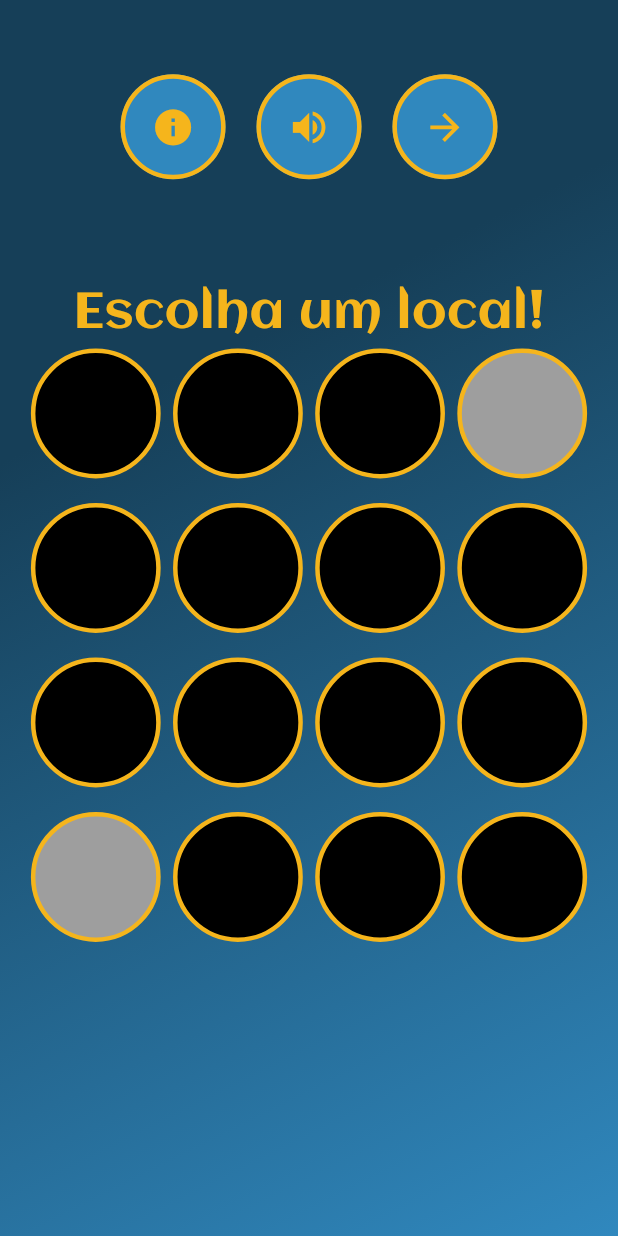
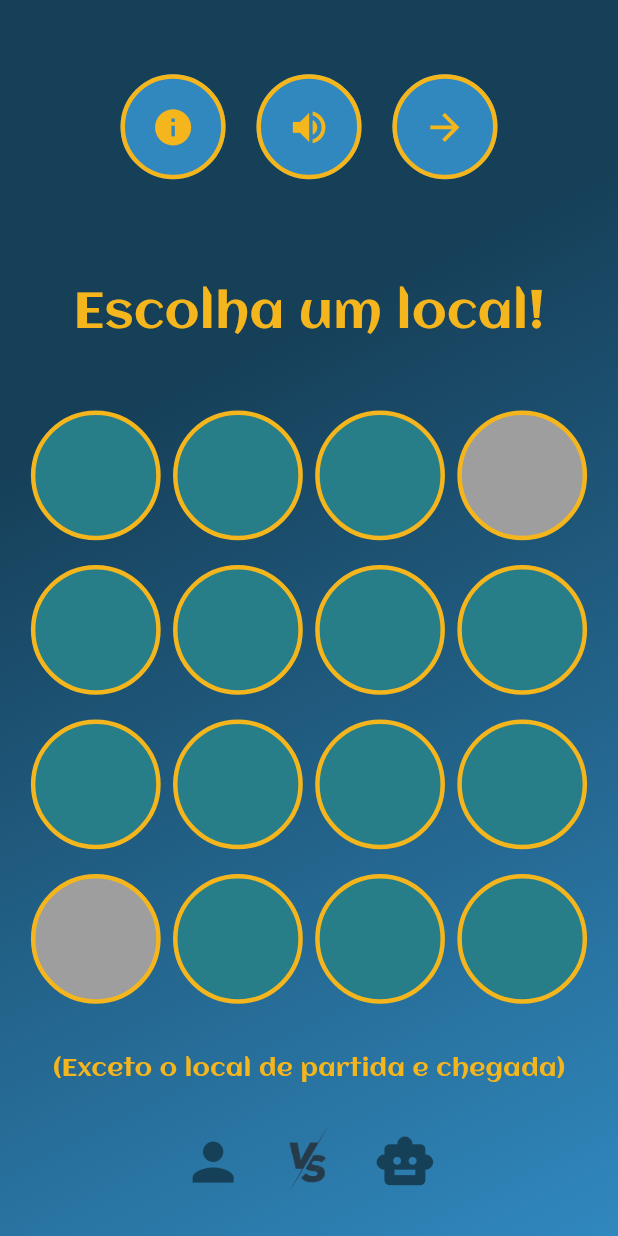
Before and after one commit to anawcarol/Jogo-dos-caminhos, a Flutter app: the LocationSelectionScreen screen opened directly, on a phone screen of 412 x 824 dp. Run offline on Flutter 3.47's test engine with Material 3 defaults, Android fonts, the phone set to English and light mode, and no system bars.

Commit message:
estilizando game screen

```diff
--- a/jogo_dos_caminhos/lib/components/game_screen.dart
+++ b/jogo_dos_caminhos/lib/components/game_screen.dart
@@ -12,7 +12,7 @@ class GameScreen extends StatefulWidget {
 
 class _GameScreenState extends State<GameScreen> {
   // Lista de bolas (4 verdes e 4 vermelhas)
-  List<Color> balls = [Colors.green, Colors.green, Colors.green, Colors.green, Colors.red, Colors.red, Colors.red, Colors.red];
+  List<Color> balls = [Colors.green, Colors.green, Colors.green, Colors.red, Colors.red, Colors.red];
 
   // Cor atual da bola sorteada
   Color ballColor = Colors.green;
--- a/jogo_dos_caminhos/lib/components/solo_game.dart
+++ b/jogo_dos_caminhos/lib/components/solo_game.dart
@@ -1,78 +1,62 @@
 import 'package:flutter/material.dart';
 import 'game_screen.dart'; // Importa a tela do jogo para navegação.
+import 'package:jogo_dos_caminhos/components/info_screen.dart';
 
 class LocationSelectionScreen extends StatefulWidget {
-  // Declaração de uma tela com estado mutável (StatefulWidget).
   @override
-  _LocationSelectionScreenState createState() =>
-      _LocationSelectionScreenState(); // Cria o estado associado ao widget.
+  _LocationSelectionScreenState createState() => _LocationSelectionScreenState();
 }
 
 class _LocationSelectionScreenState extends State<LocationSelectionScreen> {
-  // Define o estado da tela.
-
-  // Lista de locais selecionados. Inicialmente, todos estão desmarcados (false).
   List<bool> selectedLocations = List.generate(16, (index) => false);
-
-  // Índices de locais restritos (não interativos), representando "1D" e "4A".
   final List<int> restrictedIndices = [3, 12];
 
   @override
   Widget build(BuildContext context) {
-    // Recupera a altura e a largura da tela para calcular dimensões responsivas.
     final screenHeight = MediaQuery.of(context).size.height;
     final screenWidth = MediaQuery.of(context).size.width;
 
     return Scaffold(
-      // Scaffold fornece a estrutura básica para a tela, como fundo e layout.
       body: Container(
-        // Container principal com um gradiente de fundo.
         decoration: const BoxDecoration(
           gradient: LinearGradient(
-            colors: [Color(0xFF163F58), Color(0xFF3088BE)], // Cores do gradiente.
-            stops: [0.3, 1.0], // Posição das cores no gradiente.
-            begin: Alignment.topLeft, // Início do gradiente.
-            end: Alignment.bottomRight, // Final do gradiente.
+            colors: [Color(0xFF163F58), Color(0xFF3088BE)],
+            stops: [0.3, 1.0],
+            begin: Alignment.topLeft,
+            end: Alignment.bottomRight,
           ),
         ),
         child: SafeArea(
-          // Garante que o conteúdo não seja exibido sob áreas seguras, como o notch.
           child: Column(
-            // Disposição vertical dos widgets.
             children: [
               // Botões superiores de navegação.
               Padding(
                 padding: EdgeInsets.symmetric(
-                  vertical: screenHeight * 0.06, // Espaçamento vertical.
-                  horizontal: screenWidth * 0.02, // Espaçamento horizontal.
+                  vertical: screenHeight * 0.06,
+                  horizontal: screenWidth * 0.02,
                 ),
                 child: Row(
                   mainAxisAlignment: MainAxisAlignment.center,
-                  // Centraliza os botões.
                   children: [
                     _buildNavigationButton(
-                      // Botão de informações.
                       icon: Icons.info,
                       onPressed: () {
-                        // Função a ser executada ao pressionar (a ser implementada).
+                        Navigator.push(
+                          context,
+                          MaterialPageRoute(builder: (context) => GameInfoScreen()),
+                        );
                       },
                     ),
-                    SizedBox(width: screenWidth * 0.05), // Espaçamento horizontal.
+                    SizedBox(width: screenWidth * 0.05),
                     _buildNavigationButton(
-                      // Botão de som.
                       icon: Icons.volume_up,
-                      onPressed: () {
-                        // Função para alternar som (a ser implementada).
-                      },
+                      onPressed: () {},
                     ),
-                    SizedBox(width: screenWidth * 0.05), // Espaçamento horizontal.
+                    SizedBox(width: screenWidth * 0.05),
                     _buildNavigationButton(
-                      // Botão de avançar.
                       icon: Icons.arrow_forward,
                       onPressed: selectedLocations.any((selected) => selected)
-                          // Só avança se algum local estiver selecionado.
                           ? () {
-                              // Navega para a tela de jogo, passando os locais selecionados.
                               Navigator.push(
                                 context,
                                 MaterialPageRoute(
@@ -82,74 +66,113 @@ class _LocationSelectionScreenState extends State<LocationSelectionScreen> {
                                 ),
                               );
                             }
-                          : () {}, // Faz nada se nenhum local estiver selecionado.
+                          : () {},
                     ),
                   ],
                 ),
               ),
-
-              // Título da página.
               Padding(
                 padding: EdgeInsets.only(top: screenHeight * 0.02),
                 child: Text(
-                  'Escolha um local!', // Texto do título.
+                  'Escolha um local!',
                   style: TextStyle(
-                    color: const Color(0xFFF5B51C), // Cor do texto.
-                    fontSize: screenWidth * 0.08, // Tamanho do texto.
-                    fontFamily: 'Aclonica', // Fonte personalizada.
+                    color: const Color(0xFFF5B51C),
+                    fontSize: screenWidth * 0.08,
+                    fontFamily: 'Aclonica',
                   ),
                 ),
               ),
-
-              // Grade de locais (16 no total).
+              SizedBox(height: screenHeight * 0.05),
               Expanded(
-                // O grid ocupa o restante do espaço vertical disponível.
                 child: Padding(
                   padding: EdgeInsets.symmetric(horizontal: screenWidth * 0.05),
                   child: GridView.builder(
-                    // Constrói a grade dinamicamente.
                     gridDelegate: SliverGridDelegateWithFixedCrossAxisCount(
-                      crossAxisCount: 4, // 4 colunas.
-                      crossAxisSpacing: screenWidth * 0.02, // Espaçamento horizontal.
-                      mainAxisSpacing: screenHeight * 0.02, // Espaçamento vertical.
+                      crossAxisCount: 4,
+                      crossAxisSpacing: screenWidth * 0.02,
+                      mainAxisSpacing: screenHeight * 0.02,
                     ),
-                    itemCount: 16, // Total de locais.
+                    itemCount: 16,
                     itemBuilder: (context, index) {
-                      bool isRestricted =
-                          restrictedIndices.contains(index); // Verifica se é restrito.
-
+                      bool isRestricted = restrictedIndices.contains(index);
                       return GestureDetector(
-                        // Detecta interações do usuário.
                         onTap: isRestricted
-                            ? null // Se for restrito, não faz nada.
+                            ? null
                             : () {
                                 setState(() {
-                                  // Atualiza o estado para marcar apenas o local atual.
-                                  for (int i = 0;
-                                      i < selectedLocations.length;
-                                      i++) {
+                                  for (int i = 0; i < selectedLocations.length; i++) {
                                     selectedLocations[i] = i == index;
                                   }
                                 });
                               },
                         child: AnimatedContainer(
-                          // Container animado para mudanças visuais suaves.
-                          duration: const Duration(milliseconds: 300), // Duração da animação.
+                          duration: const Duration(milliseconds: 300),
                           decoration: BoxDecoration(
-                            // Aparência do local.
                             color: selectedLocations[index]
-                                ? Colors.green // Verde se selecionado.
+                                ? Colors.green
                                 : (isRestricted
-                                    ? Colors.grey // Cinza se restrito.
-                                    : Colors.black), // Preto por padrão.
-                            shape: BoxShape.circle, // Forma circular.
+                                    ? Colors.grey
+                                    : const Color.fromARGB(255, 39, 126, 136)),
+                            shape: BoxShape.circle,
                             border: Border.all(
-                                color: const Color(0xFFF5B51C), width: 3), // Borda dourada.
+                              color: const Color(0xFFF5B51C),
+                              width: 3,
+                            ),
                           ),
                         ),
                       );
                     },
                   ),
+                ),
+              ),
+
+              Padding(
+                padding: EdgeInsets.only(top: screenHeight * 0.02),
+                child: Text(
+                  '(Exceto o local de partida e chegada)',
+                  style: TextStyle(
+                    color: const Color(0xFFF5B51C),
+                    fontSize: screenWidth * 0.04,
+                    fontFamily: 'Aclonica',
+                  ),
+                ),
+              ),
+             SizedBox(height: screenHeight * 0.02),
+              // Ícones no final da página.
+              Padding(
+                padding: EdgeInsets.only(bottom: screenHeight * 0.02),
+                child: Row(
+                  mainAxisSize: MainAxisSize.min,
+                  mainAxisAlignment: MainAxisAlignment.center,
+                  children: [
+                    Flexible(
+                      flex: 2,
+                      child: Icon(
+                        Icons.person,
+                        size: screenWidth * 0.10,
+                        color: const Color(0xFF163F58),
+                      ),
+                    ),
+                    SizedBox(width: screenWidth * 0.03),
+                    Flexible(
+                      flex: 3,
+                      child: Image.asset(
+                        'assets/imagens/image_vs.png',
+                        width: screenWidth * 0.15,
+                        height: screenHeight * 0.08,
+                        fit: BoxFit.contain,
+                      ),
+                    ),
+                    SizedBox(width: screenWidth * 0.03),
+                    Flexible(
+                      flex: 2,
+                      child: Icon(
+                        Icons.smart_toy,
+                        size: screenWidth * 0.10,
+                        color: const Color(0xFF163F58),
+                      ),
+                    ),
+                  ],
                 ),
               ),
             ],
@@ -159,27 +182,24 @@ class _LocationSelectionScreenState extends State<LocationSelectionScreen> {
     );
   }
 
-  Widget _buildNavigationButton(
-      {required IconData icon, required VoidCallback onPressed}) {
-    // Constrói um botão circular de navegação.
+  Widget _buildNavigationButton({required IconData icon, required VoidCallback onPressed}) {
     final screenWidth = MediaQuery.of(context).size.width;
     return ElevatedButton(
-      onPressed: onPressed, // Função ao pressionar.
+      onPressed: onPressed,
       style: ElevatedButton.styleFrom(
-        shape: const CircleBorder(), // Forma circular.
-        backgroundColor: const Color(0xFF3088BE), // Cor de fundo.
-        padding: EdgeInsets.all(screenWidth * 0.05), // Espaçamento interno.
-        shadowColor: Colors.transparent, // Sem sombra.
+        shape: const CircleBorder(),
+        backgroundColor: const Color(0xFF3088BE),
+        padding: EdgeInsets.all(screenWidth * 0.05),
+        shadowColor: Colors.transparent,
         side: const BorderSide(
-          // Borda dourada.
           color: Color(0xFFF5B51C),
           width: 3,
         ),
       ),
       child: Icon(
-        icon, // Ícone do botão.
-        size: screenWidth * 0.07, // Tamanho do ícone.
-        color: const Color(0xFFF5B51C), // Cor do ícone.
+        icon,
+        size: screenWidth * 0.07,
+        color: const Color(0xFFF5B51C),
       ),
     );
   }
--- a/jogo_dos_caminhos/lib/main.dart
+++ b/jogo_dos_caminhos/lib/main.dart
@@ -5,6 +5,7 @@ import 'components/choose_screen.dart';
 import 'components/rules_bot.dart';
 import 'components/solo_game.dart';
 import 'components/info_screen.dart';
+import 'components/game_screen.dart';
   // Ajuste a importação para refletir a pasta "components"
 
 void main() {
@@ -18,7 +19,7 @@ class MyApp extends StatelessWidget {
   Widget build(BuildContext context) {
     return MaterialApp(
       debugShowCheckedModeBanner: false,
-      home: GameInfoScreen(),  // Chamando a HomeScreen do arquivo home_screen.dart dentro de components
+      home: LocationSelectionScreen(),  // Chamando a HomeScreen do arquivo home_screen.dart dentro de components
     );
   }
 }
```
